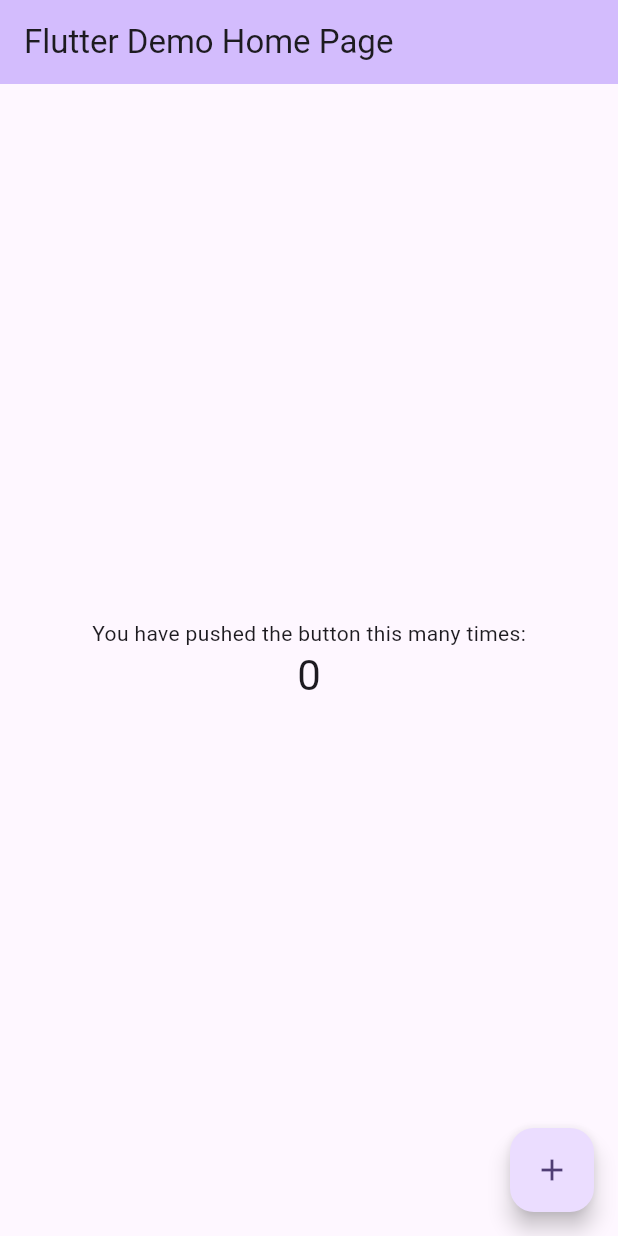
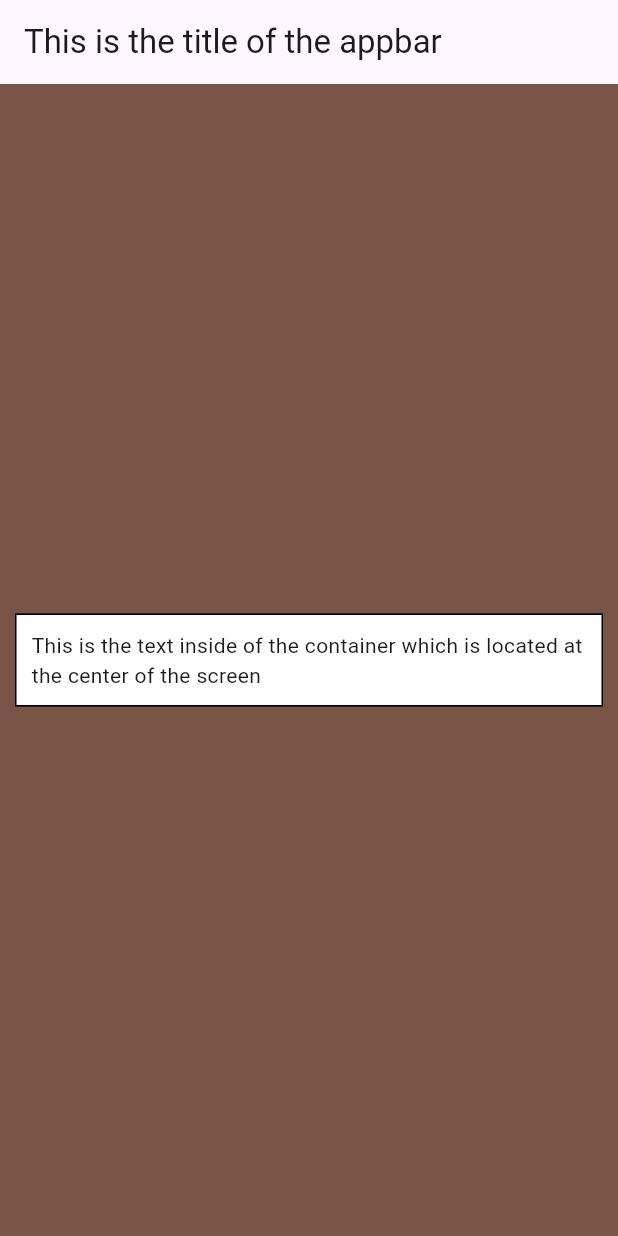
Before and after one commit to sarveshsalokhe26/Hike, a Flutter app: the screen it shows after launch, on a phone screen of 412 x 824 dp. Run offline on Flutter 3.47's test engine with Material 3 defaults, Android fonts, the phone set to English and light mode, and no system bars.

Commit message:
learning Stateless Widget Creation

```diff
--- a/hike_app/lib/main.dart
+++ b/hike_app/lib/main.dart
@@ -7,116 +7,40 @@ void main() {
 class MyApp extends StatelessWidget {
   const MyApp({super.key});
 
-  // This widget is the root of your application.
   @override
   Widget build(BuildContext context) {
     return MaterialApp(
-      title: 'Flutter Demo',
-      theme: ThemeData(
-        // This is the theme of your application.
-        //
-        // TRY THIS: Try running your application with "flutter run". You'll see
-        // the application has a purple toolbar. Then, without quitting the app,
-        // try changing the seedColor in the colorScheme below to Colors.green
-        // and then invoke "hot reload" (save your changes or press the "hot
-        // reload" button in a Flutter-supported IDE, or press "r" if you used
-        // the command line to start the app).
-        //
-        // Notice that the counter didn't reset back to zero; the application
-        // state is not lost during the reload. To reset the state, use hot
-        // restart instead.
-        //
-        // This works for code too, not just values: Most code changes can be
-        // tested with just a hot reload.
-        colorScheme: ColorScheme.fromSeed(seedColor: Colors.deepPurple),
-      ),
-      home: const MyHomePage(title: 'Flutter Demo Home Page'),
+      title: 'This is the title for the material app',
+      home: MyStatelessWidget(),
     );
   }
 }
 
-class MyHomePage extends StatefulWidget {
-  const MyHomePage({super.key, required this.title});
-
-  // This widget is the home page of your application. It is stateful, meaning
-  // that it has a State object (defined below) that contains fields that affect
-  // how it looks.
-
-  // This class is the configuration for the state. It holds the values (in this
-  // case the title) provided by the parent (in this case the App widget) and
-  // used by the build method of the State. Fields in a Widget subclass are
-  // always marked "final".
-
-  final String title;
-
-  @override
-  State<MyHomePage> createState() => _MyHomePageState();
-}
-
-class _MyHomePageState extends State<MyHomePage> {
-  int _counter = 0;
-
-  void _incrementCounter() {
-    setState(() {
-      // This call to setState tells the Flutter framework that something has
-      // changed in this State, which causes it to rerun the build method below
-      // so that the display can reflect the updated values. If we changed
-      // _counter without calling setState(), then the build method would not be
-      // called again, and so nothing would appear to happen.
-      _counter++;
-    });
-  }
+class MyStatelessWidget extends StatelessWidget {
+  const MyStatelessWidget({super.key});
 
   @override
   Widget build(BuildContext context) {
-    // This method is rerun every time setState is called, for instance as done
-    // by the _incrementCounter method above.
-    //
-    // The Flutter framework has been optimized to make rerunning build methods
-    // fast, so that you can just rebuild anything that needs updating rather
-    // than having to individually change instances of widgets.
     return Scaffold(
-      appBar: AppBar(
-        // TRY THIS: Try changing the color here to a specific color (to
-        // Colors.amber, perhaps?) and trigger a hot reload to see the AppBar
-        // change color while the other colors stay the same.
-        backgroundColor: Theme.of(context).colorScheme.inversePrimary,
-        // Here we take the value from the MyHomePage object that was created by
-        // the App.build method, and use it to set our appbar title.
-        title: Text(widget.title),
-      ),
+      backgroundColor: Colors.brown,
+
+      appBar: AppBar(title: Text('This is the title of the appbar')),
       body: Center(
-        // Center is a layout widget. It takes a single child and positions it
-        // in the middle of the parent.
-        child: Column(
-          // Column is also a layout widget. It takes a list of children and
-          // arranges them vertically. By default, it sizes itself to fit its
-          // children horizontally, and tries to be as tall as its parent.
-          //
-          // Column has various properties to control how it sizes itself and
-          // how it positions its children. Here we use mainAxisAlignment to
-          // center the children vertically; the main axis here is the vertical
-          // axis because Columns are vertical (the cross axis would be
-          // horizontal).
-          //
-          // TRY THIS: Invoke "debug painting" (choose the "Toggle Debug Paint"
-          // action in the IDE, or press "p" in the console), to see the
-          // wireframe for each widget.
-          mainAxisAlignment: MainAxisAlignment.center,
-          children: <Widget>[
-            const Text('You have pushed the button this many times:'),
-            Text(
-              '$_counter',
-              style: Theme.of(context).textTheme.headlineMedium,
-            ),
-          ],
+        child: Container(
+          padding: EdgeInsets.all(10),
+          margin: EdgeInsets.all(10),
+
+          decoration: BoxDecoration(
+            border: Border.all(color: Colors.black, width: 1),
+            color: Colors.white,
+            boxShadow: [BoxShadow(color: Colors.black.withOpacity(0.5))],
+          ),
+
+          child: Text(
+            'This is the text inside of the container which is located at the center of the screen',
+          ),
         ),
       ),
-      floatingActionButton: FloatingActionButton(
-        onPressed: _incrementCounter,
-        tooltip: 'Increment',
-        child: const Icon(Icons.add),
-      ), // This trailing comma makes auto-formatting nicer for build methods.
     );
   }
 }
```
